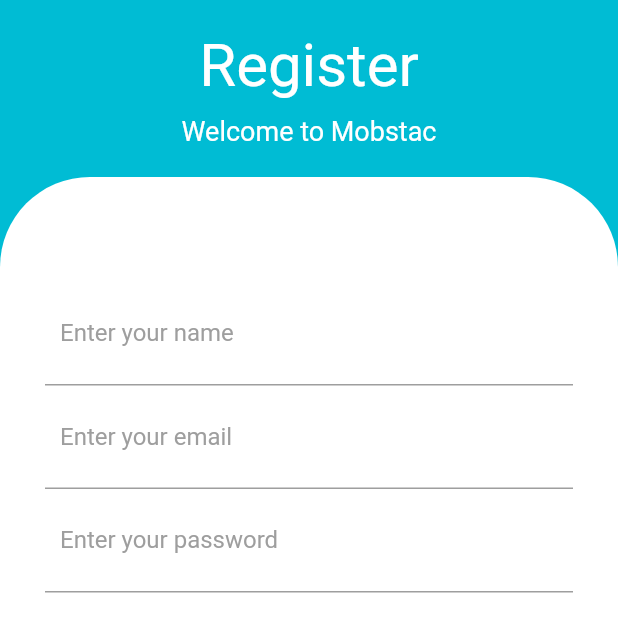
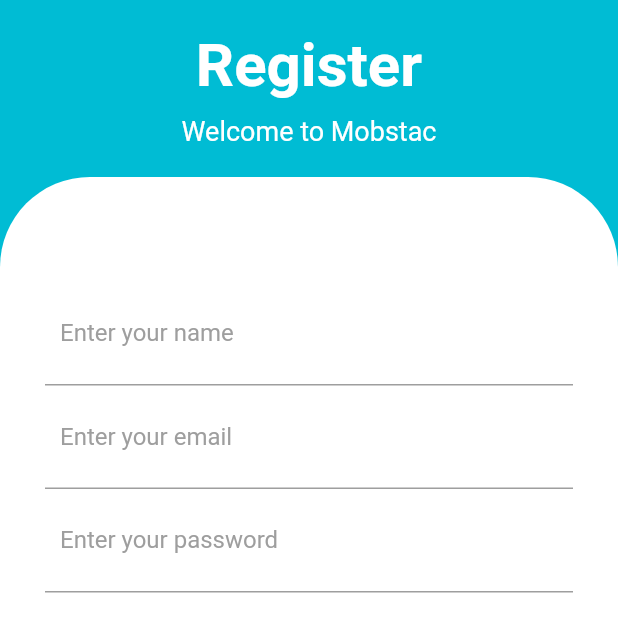
Before and after one commit to abhishekmobstac/POC, a Flutter app: the RegisterPage screen opened directly, after a tap on "Register", on a phone screen of 412 x 824 dp, the top half of it. Run offline on Flutter 3.47's test engine with Material 2 defaults, Android fonts, the light colour scheme and no system bars; missing offline and left inert: flutter_session; network calls fail.

Commit message:
added files

```diff
--- a/client/lib/Header.dart
+++ b/client/lib/header_page.dart
@@ -14,7 +14,10 @@
           Center(
             child: Text(
               headerText,
-              style: const TextStyle(color: Colors.white, fontSize: 40),
+              style: const TextStyle(
+                  color: Colors.white,
+                  fontSize: 40,
+                  fontWeight: FontWeight.bold),
             ),
           ),
           const SizedBox(
--- a/client/lib/register_page.dart
+++ b/client/lib/register_page.dart
@@ -1,10 +1,11 @@
+import 'package:client/login_page.dart';
 import 'package:flutter/material.dart';
 import 'dart:convert';
 
 import 'package:client/user.dart';
 import 'package:http/http.dart' as http;
 
-import 'header.dart';
+import './header_page.dart';
 
 class RegisterPage extends StatelessWidget {
   const RegisterPage({Key? key}) : super(key: key);
@@ -98,6 +99,10 @@
       print(userData['message']);
       // print(userData['statusCode']);
       // print(response.statusCode);
+      if (response.statusCode == 200) {
+        Navigator.push(
+            context, MaterialPageRoute(builder: (context) => LoginPage()));
+      }
     } catch (e) {
       print(e);
     }
--- a/client/pubspec.yaml
+++ b/client/pubspec.yaml
@@ -37,6 +37,7 @@
   cupertino_icons: ^1.0.2
   flutter_progress_hud: ^2.0.0
   http: ^0.13.4
+  flutter_session: ^0.1.1
 
 dev_dependencies:
   flutter_test:
```
Also changed, not shown: client/lib/dashboard_page.dart (added, +41 -0 lines), client/lib/login_page.dart (+14 -3 lines), client/pubspec.lock, 1 other file.
